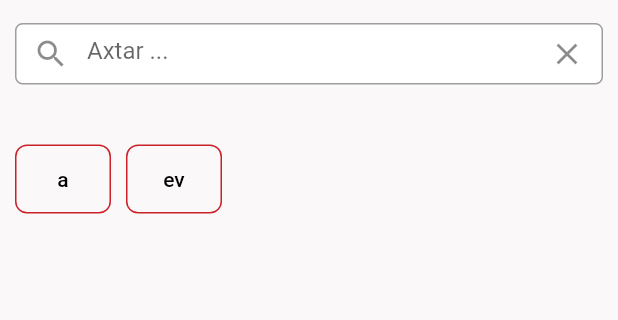
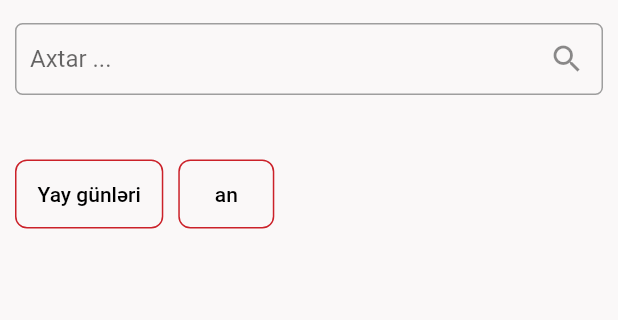
Before and after one commit to Alex11144/surdotv, a Flutter app: the SearchScreen screen opened by its route, on a phone screen of 412 x 824 dp, the part 61-381 px from its top. Run offline on Flutter 3.47's test engine with Material 2 defaults, Android fonts, the light colour scheme and no system bars; our stand-ins replace bottom_navy_bar, cached_network_image, carousel_slider, dots_indicator, flutter_svg, share; missing offline and left inert: vimeo_player_flutter; network calls fail; project files that could hold a hidden picture were left out.

Commit message:
bug fixing

```diff
--- a/lib/screens/main_page.dart
+++ b/lib/screens/main_page.dart
@@ -115,7 +115,6 @@ class _HomePageScreenState extends State<HomePageScreen> {
       bottomNavigationBar: Container(
         height: 65,
         decoration: BoxDecoration(
-          color: Colors.orange,
           borderRadius: BorderRadius.only(
               topRight: Radius.circular(20), topLeft: Radius.circular(20)),
           boxShadow: [
--- a/lib/screens/search_screen.dart
+++ b/lib/screens/search_screen.dart
@@ -1,5 +1,6 @@
 import 'package:flutter/material.dart';
 import 'package:provider/provider.dart';
+import 'package:surdotv_app/widgets/outline_button_widget.dart';
 
 import '../models/video_item.dart';
 import '../providers/search.dart';
@@ -17,7 +18,7 @@ class _SearchScreenState extends State<SearchScreen> {
   List<VideoItem> _videos = [];
   var _isLoading = false;
 
-  final List<String> _mostSearched = ['a', 'ev'];
+  final List<String> _mostSearched = ['Yay günləri', 'an'];
 
   @override
   Widget build(BuildContext context) {
@@ -60,18 +61,21 @@ class _SearchScreenState extends State<SearchScreen> {
             crossAxisAlignment: CrossAxisAlignment.stretch,
             children: [
               Container(
-                height: 70,
+                height: 80,
                 padding: const EdgeInsets.symmetric(horizontal: 10.0),
                 child: TextField(
                   controller: edt,
                   textInputAction: TextInputAction.search,
+                  onChanged: (txt) {
+                    if (!txt.isEmpty) _doSearch(context, txt);
+                  },
                   onSubmitted: (txt) {
                     _doSearch(context, txt);
                   },
                   decoration: myInputDecoration(
                     aHintText: 'Axtar ...',
-                    aSuffixIcon: Icons.clear,
-                    aPrefixIcon: Icons.search,
+                    // aSuffixIcon: Icons.clear,
+                    // aSuffixIcon: Icons.search,
                   ).copyWith(
                       suffixIcon: IconButton(
                           onPressed: () {
@@ -79,7 +83,10 @@ class _SearchScreenState extends State<SearchScreen> {
                               edt.clear();
                             });
                           },
-                          icon: Icon(Icons.clear))),
+                          icon: Icon(
+                            edt.text.isEmpty ? Icons.search : Icons.clear,
+                            color: Colors.black45,
+                          ))),
                 ),
               ),
               AnimatedOpacity(
@@ -96,31 +103,26 @@ class _SearchScreenState extends State<SearchScreen> {
                     spacing: 10,
                     runSpacing: 10,
                     children: _mostSearched
-                        .map((e) => OutlinedButton(
-                              onPressed: () {
-                                edt.text = e;
-
-                                _doSearch(context, e);
-                              },
-                              child: Text(e),
-                              style: outlinedButtonStyle(context),
-                            ))
+                        .map((e) => OutlineButtonWithAnimation(
+                            func: () {
+                              edt.text = e;
+                              _doSearch(context, e);
+                            },
+                            txt: e))
                         .toList(),
                   ),
                 ),
               ),
               Expanded(
                 child: _isLoading
-                    ? Center(child: CircularProgressIndicator(color: Theme.of(context).colorScheme.secondary,))
+                    ? Center(
+                        child: CircularProgressIndicator(
+                        color: Theme.of(context).colorScheme.secondary,
+                      ))
                     : GridView.builder(
                         primary: false,
                         shrinkWrap: true,
-                        gridDelegate: SliverGridDelegateWithFixedCrossAxisCount(
-                          childAspectRatio: 5 / 4,
-                          crossAxisCount: 2,
-                          crossAxisSpacing: 10,
-                          mainAxisSpacing: 10,
-                        ),
+                        gridDelegate: gridDelegate,
                         itemCount: _videos.length,
                         itemBuilder: ((ctx, i) => GridTile(
                               child: GridItem(
--- a/lib/widgets/carousel_with_indigator.dart
+++ b/lib/widgets/carousel_with_indigator.dart
@@ -19,7 +19,6 @@ class _CarouselWithIndigatorState extends State<CarouselWithIndigator> {
   Widget build(BuildContext context) {
     return Container(
       height: widget.carouselHeigth,
-      //   color: Colors.red,
       child: Column(
         mainAxisAlignment: MainAxisAlignment.start,
         children: [
@@ -39,8 +38,6 @@ class _CarouselWithIndigatorState extends State<CarouselWithIndigator> {
                 builder: (BuildContext context) {
                   return Container(
                     width: MediaQuery.of(context).size.width,
-                    //margin: EdgeInsets.symmetric(horizontal: 5.0),
-                    //  decoration: BoxDecoration(color: Colors.amber),
                     child: Center(
                       child: item,
                     ),
--- a/lib/widgets/common_widgets.dart
+++ b/lib/widgets/common_widgets.dart
@@ -59,20 +59,31 @@ InputDecoration myInputDecoration(
     IconData aPrefixIcon}) {
   return InputDecoration(
     filled: true,
-    contentPadding: EdgeInsets.only(left: 10),
-    fillColor: Colors.white,
+    contentPadding: EdgeInsets.symmetric(vertical: 10.0, horizontal: 10.0),
+    fillColor: Colors.transparent,
     errorText: aErrortext != '' ? aErrortext : null,
-    suffixIcon: aSuffixIcon != null ? Icon(aSuffixIcon) : null,
-    prefixIcon: aPrefixIcon != null ? Icon(aPrefixIcon) : null,
+    errorStyle: TextStyle(fontSize: 12),
+    suffixIcon: aSuffixIcon != null
+        ? Icon(
+            aSuffixIcon,
+            color: Colors.black45,
+          )
+        : null,
+    prefixIcon: aPrefixIcon != null
+        ? Icon(
+            aPrefixIcon,
+            color: Colors.black45,
+          )
+        : null,
     hintText: aHintText,
-    helperText: ' ',
+    //helperText: ' ',
     enabledBorder: OutlineInputBorder(
       borderRadius: BorderRadius.circular(5),
       borderSide: BorderSide(color: Colors.grey, width: 1),
     ),
     focusedBorder: OutlineInputBorder(
       borderRadius: BorderRadius.circular(5),
-      borderSide: BorderSide(color: Colors.blue, width: 1),
+      borderSide: BorderSide(color: Colors.grey, width: 1),
     ),
     errorBorder: OutlineInputBorder(
       borderRadius: BorderRadius.circular(5),
@@ -96,7 +107,8 @@ class TextButtonWithSubfixIconChild extends StatelessWidget {
 
   @override
   Widget build(BuildContext context) {
-    return Row(
+    return InkWell(
+      child: Row(
         mainAxisSize: MainAxisSize.min,
         crossAxisAlignment: CrossAxisAlignment.center,
         children: <Widget>[
@@ -104,11 +116,12 @@ class TextButtonWithSubfixIconChild extends StatelessWidget {
           SizedBox(width: 4),
           icon,
         ],
+      ),
     );
   }
 }
 
-ButtonStyle outlinedButtonStyle(BuildContext context) {
+ButtonStyle outlinedButtonStyle(BuildContext context, bool isPressed) {
   return OutlinedButton.styleFrom(
     padding: EdgeInsets.all(15),
     side: BorderSide(
@@ -116,7 +129,10 @@ ButtonStyle outlinedButtonStyle(BuildContext context) {
       color: Theme.of(context).colorScheme.secondary,
     ),
     shape: RoundedRectangleBorder(borderRadius: BorderRadius.circular(8.0)),
-    primary: Colors.black,
+    primary: isPressed ? Colors.white : Colors.black,
+    backgroundColor: isPressed
+        ? Theme.of(context).colorScheme.secondary
+        : Colors.transparent,
   );
 }
 
@@ -132,3 +148,10 @@ ButtonStyle redFilledButtonStyle(BuildContext context) {
     primary: Colors.white,
   );
 }
+
+final gridDelegate = SliverGridDelegateWithFixedCrossAxisCount(
+  childAspectRatio: 100 / 86,
+  crossAxisCount: 2,
+  crossAxisSpacing: 5,
+  mainAxisSpacing: 5,
+);
--- /dev/null
+++ b/lib/widgets/outline_button_widget.dart
@@ -0,0 +1,39 @@
+import 'dart:ui';
+
+import 'package:flutter/material.dart';
+import 'package:surdotv_app/widgets/common_widgets.dart';
+
+class OutlineButtonWithAnimation extends StatefulWidget {
+  final VoidCallback func;
+  final String txt;
+  OutlineButtonWithAnimation({this.txt, this.func});
+
+  @override
+  _OutlineButtonWithAnimationState createState() =>
+      _OutlineButtonWithAnimationState();
+}
+
+class _OutlineButtonWithAnimationState
+    extends State<OutlineButtonWithAnimation> {
+  var _isPressed = false;
+
+  @override
+  Widget build(BuildContext context) {
+    return OutlinedButton(
+      onPressed: () {
+        setState(() {
+          _isPressed = !_isPressed;
+        });
+
+        Future.delayed(Duration(milliseconds: 200)).then((value) {
+          widget.func();
+          setState(() {
+            _isPressed = !_isPressed;
+          });
+        });
+      },
+      child: Text(widget.txt),
+      style: outlinedButtonStyle(context, _isPressed),
+    );
+  }
+}
```
Also changed, not shown: lib/screens/categories_screen.dart (+10 -10 lines), lib/screens/contact_screen.dart (+8 -5 lines), lib/screens/detail_screen.dart (+43 -10 lines), lib/screens/info_screen.dart (+8 -6 lines), lib/screens/selected_category_screen.dart (+6 -11 lines), lib/widgets/grid_item.dart (+6 -5 lines), lib/widgets/home_page_block.dart (+58 -52 lines). Lines whose indentation alone changed are shown as unchanged.
